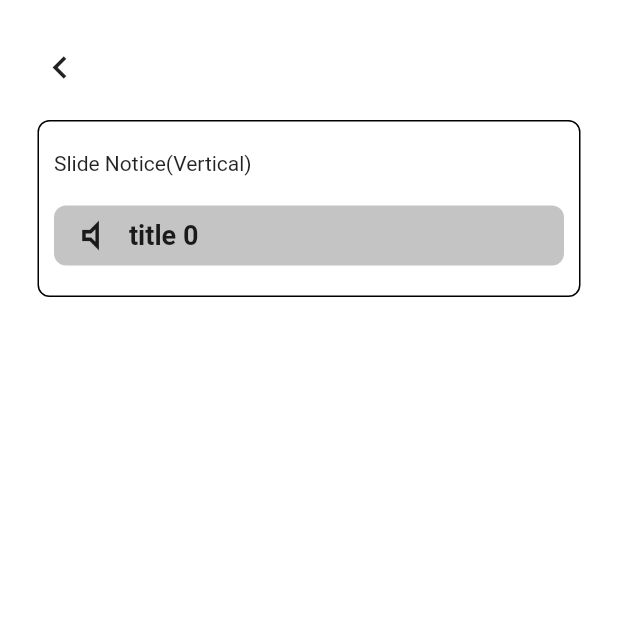
After one commit to workingscorpion/flutter-revolution, a Flutter app: the SlideNoticePage screen opened by its route, on a phone screen of 412 x 824 dp, the top half of it. The commit adds this screen. Run offline on Flutter 3.47's test engine with Material 2 defaults, Android fonts, the phone set to English and light mode, and no system bars; our stand-ins replace flutter_mobx, flutter_svg, fluttertoast, loading_indicator, local_auth, mobx and 5 more; missing offline and left inert: loading_animations, scratcher; generated files the repository leaves out were written again.

Commit message:
feat: slide notice

```diff
--- a/lib/appRouter.dart
+++ b/lib/appRouter.dart
@@ -14,6 +14,7 @@ import 'package:revolution/pages/ui/pin.dart';
 import 'package:revolution/pages/ui/progress.dart';
 import 'package:revolution/pages/ui/progressIndicator.dart';
 import 'package:revolution/pages/ui/roulette.dart';
+import 'package:revolution/pages/ui/slideNotice.dart';
 import 'package:revolution/pages/ui/ticket.dart';
 import 'package:revolution/pages/ui/video.dart';
 import 'package:revolution/store/navigationStore.dart';
@@ -121,6 +122,12 @@ class AppRouter {
           builder: (BuildContext context) => ChatPage(),
         );
 
+      case RouteNames.SlideNotice:
+        return CupertinoPageRoute(
+          settings: settings,
+          builder: (BuildContext context) => SlideNoticePage(),
+        );
+
       // Function
       case RouteNames.InfiniteScroll:
         return CupertinoPageRoute(
@@ -210,6 +217,10 @@ class AppRouter {
     return Navigator.of(context).pushNamed(RouteNames.Chat);
   }
 
+  static toSlideNoticePage() {
+    return Navigator.of(context).pushNamed(RouteNames.SlideNotice);
+  }
+
   // Function
   static toInifiteScrollPage() {
     return Navigator.of(context).pushNamed(RouteNames.InfiniteScroll);
--- /dev/null
+++ b/lib/components/buttons/slideNotice.dart
@@ -0,0 +1,16 @@
+import 'package:revolution/appRouter.dart';
+import 'package:revolution/components/buttons/customButton.dart';
+import 'package:flutter/material.dart';
+
+class SlideNoticeButton extends StatelessWidget {
+  const SlideNoticeButton({Key key}) : super(key: key);
+
+  @override
+  Widget build(BuildContext context) {
+    return CustomButton(
+      text: 'SlideNotice',
+      image: 'assets/home/slideNotice.png',
+      onTap: () => AppRouter.toSlideNoticePage(),
+    );
+  }
+}
--- a/lib/constants/routeNames.dart
+++ b/lib/constants/routeNames.dart
@@ -21,6 +21,7 @@ class RouteNames {
   static const String Pin = '/pin';
   static const String Keypad = '/pin/keypad';
   static const String Chat = '/chat';
+  static const String SlideNotice = '/slide/notice';
 
   // function
   static const String InfiniteScroll = '/infinite';
--- a/lib/pages/home/ui.dart
+++ b/lib/pages/home/ui.dart
@@ -8,6 +8,7 @@ import 'package:revolution/components/buttons/pin.dart';
 import 'package:revolution/components/buttons/progressBar.dart';
 import 'package:revolution/components/buttons/loadingIndicator.dart';
 import 'package:revolution/components/buttons/roulette.dart';
+import 'package:revolution/components/buttons/slideNotice.dart';
 import 'package:revolution/components/buttons/timer.dart';
 import 'package:revolution/components/buttons/ticket.dart';
 import 'package:flutter/material.dart';
@@ -40,6 +41,8 @@ class _UIPageState extends State<UIPage> {
           DynamicGridButton(),
           HeroButton(),
           PinButton(),
+          ChatButton(),
+          SlideNoticeButton(),
           // TODO: number sliding animation with formatting
           // TODO: 토스트 자체 제작
           // TODO: snackbar
@@ -54,7 +57,6 @@ class _UIPageState extends State<UIPage> {
           // TODO: OX퀴즈 이벤트
           // TODO: text style custom
           // TODO: 로고 매니저
-          ChatButton(),
         ],
       ),
     );
--- /dev/null
+++ b/lib/pages/ui/slideNotice.dart
@@ -0,0 +1,191 @@
+import 'dart:async';
+
+import 'package:flutter/material.dart';
+import 'package:revolution/appRouter.dart';
+import 'package:revolution/components/customBox.dart';
+import 'package:revolution/constants/customColors.dart';
+
+class SlideNoticePage extends StatefulWidget {
+  SlideNoticePage({Key key}) : super(key: key);
+
+  @override
+  _SlideNoticePageState createState() => _SlideNoticePageState();
+}
+
+class _SlideNoticePageState extends State<SlideNoticePage>
+    with SingleTickerProviderStateMixin {
+  AnimationController controller;
+  Animation animation;
+  Timer timer;
+  int selectedIndex = 0;
+
+  List<Notice> notices = List.generate(
+    5,
+    (index) => Notice(
+      index: index,
+      title: 'title $index',
+      contents: 'contents $index',
+      fix: true,
+    ),
+  );
+
+  String get title {
+    return notices.elementAt(selectedIndex).title;
+  }
+
+  String get next {
+    return notices.elementAt((selectedIndex + 1) % notices.length).title;
+  }
+
+  @override
+  void initState() {
+    setController();
+
+    timer = Timer.periodic(Duration(milliseconds: 3000), (timer) {
+      controller.forward();
+      setState(() {});
+    });
+    super.initState();
+  }
+
+  @override
+  void dispose() {
+    timer.cancel();
+    controller.removeListener(() {});
+    controller.dispose();
+    animation.removeListener(() {});
+    super.dispose();
+  }
+
+  setController() {
+    controller =
+        AnimationController(duration: Duration(milliseconds: 1000), vsync: this)
+          ..addStatusListener((status) {
+            if (status == AnimationStatus.completed) {
+              controller.reset();
+              selectedIndex = (selectedIndex + 1) % notices.length;
+              setState(() {});
+            }
+          });
+
+    animation = Tween(begin: 0.0, end: 1.0).animate(CurvedAnimation(
+      parent: controller,
+      curve: Curves.ease,
+    ))
+      ..addListener(() {
+        setState(() {});
+      });
+  }
+
+  @override
+  Widget build(BuildContext context) {
+    return Scaffold(
+      backgroundColor: Colors.white,
+      body: SafeArea(
+        child: ListView(
+          padding: EdgeInsets.symmetric(
+            horizontal: 25,
+            vertical: 30,
+          ),
+          children: [
+            Container(
+              margin: EdgeInsets.only(bottom: 20),
+              alignment: Alignment.centerLeft,
+              child: GestureDetector(
+                onTap: () => AppRouter.pop(),
+                child: Icon(
+                  Icons.keyboard_arrow_left,
+                  size: 30,
+                ),
+              ),
+            ),
+            CustomBox(
+              title: 'Slide Notice(Vertical)',
+              child: slideNotices(),
+            ),
+          ],
+        ),
+      ),
+    );
+  }
+
+  slideNotices() => Container(
+        width: MediaQuery.of(context).size.width,
+        padding: EdgeInsets.symmetric(vertical: 5, horizontal: 10),
+        decoration: BoxDecoration(
+          color: CustomColors.disabledGrey,
+          borderRadius: BorderRadius.circular(8),
+        ),
+        // child: notice(),
+        child: Row(
+          children: [
+            Container(
+              margin: EdgeInsets.only(right: 10),
+              child: Icon(
+                Icons.volume_mute_outlined,
+                size: 30,
+              ),
+            ),
+            Expanded(
+              child: notice(),
+            ),
+          ],
+        ),
+      );
+
+  // notice() => Text('123');
+
+  notice() => Container(
+        height: 30,
+        width: MediaQuery.of(context).size.width,
+        padding: EdgeInsets.symmetric(vertical: 5),
+        child: Stack(
+          children: [
+            prevNotice(),
+            nextNotice(),
+          ],
+        ),
+      );
+
+  prevNotice() => Positioned(
+        bottom: 50.0 * (animation.value / 1),
+        child: Opacity(
+          opacity: 1 - animation.value,
+          child: text(title),
+        ),
+      );
+
+  nextNotice() => Positioned(
+        bottom: -1 * (1 - animation.value),
+        child: Opacity(
+          opacity: animation.value,
+          child: text(next),
+        ),
+      );
+
+  text(String value) => Container(
+        width: MediaQuery.of(context).size.width,
+        child: Text(
+          value,
+          style: TextStyle(
+            fontSize: 18,
+            fontWeight: FontWeight.bold,
+          ),
+          overflow: TextOverflow.ellipsis,
+        ),
+      );
+}
+
+class Notice {
+  final int index;
+  final String title;
+  final String contents;
+  final bool fix;
+
+  const Notice({
+    this.index,
+    this.title,
+    this.contents,
+    this.fix,
+  });
+}
```
Also changed, not shown: assets/home/slideNotice.png (added), 1 other file.
